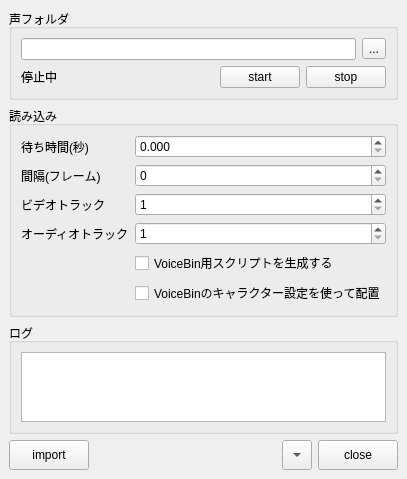
nakano000/Resolve_Script, file app/resolve/Python/rs_resolve/tool/voice_dropper/voice_dropper.ui: the form before one commit.
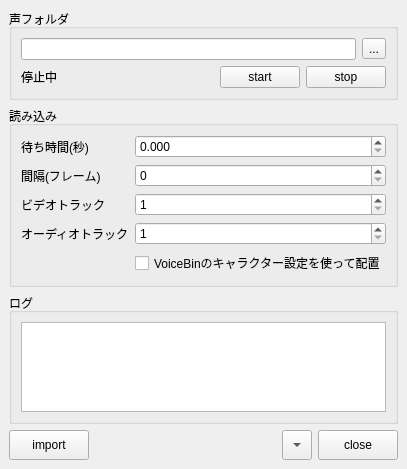
The form after the commit. Custom widgets are drawn as their Qt base class.

Commit message: VoiceBin用スクリプト制作する機能を削除

```diff
--- a/app/resolve/Python/rs_resolve/tool/voice_dropper/voice_dropper.ui
+++ b/app/resolve/Python/rs_resolve/tool/voice_dropper/voice_dropper.ui
@@ -157,13 +157,6 @@
         </widget>
        </item>
        <item row="4" column="1">
-        <widget class="QCheckBox" name="makeScriptCheckBox">
-         <property name="text">
-          <string>VoiceBin用スクリプトを生成する</string>
-         </property>
-        </widget>
-       </item>
-       <item row="5" column="1">
         <widget class="QCheckBox" name="useCharaCheckBox">
          <property name="text">
           <string>VoiceBinのキャラクター設定を使って配置</string>
```
The commit also changes 2 other files.
